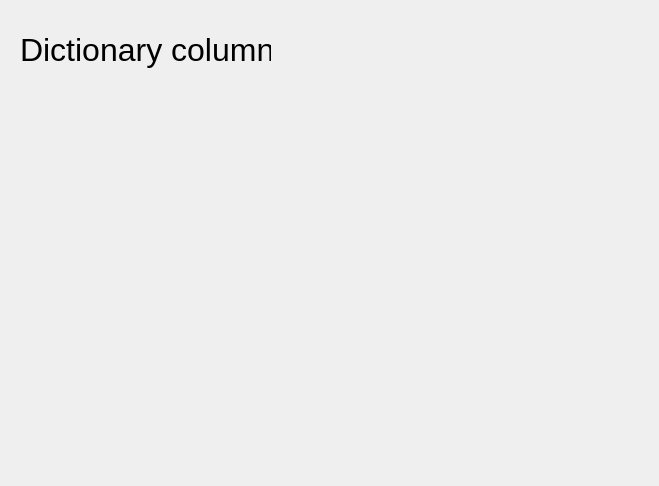
The window that GUI/gui_qt/wizard_page_5.ui (dmitry-pedchenko/Designer_Etl) describes before a commit, drawn with Qt 5.
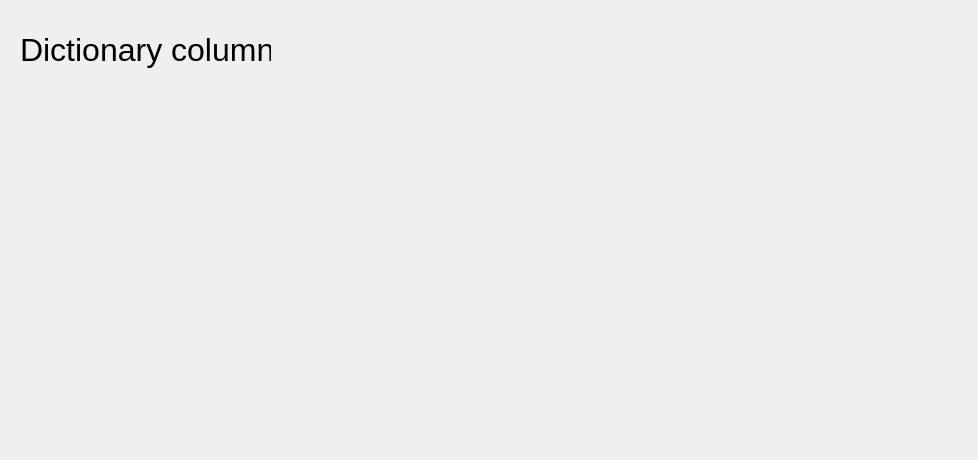
The same window after the commit.

Diff of the .ui file:
```diff
--- a/GUI/gui_qt/wizard_page_5.ui
+++ b/GUI/gui_qt/wizard_page_5.ui
@@ -6,8 +6,8 @@
    <rect>
     <x>0</x>
     <y>0</y>
-    <width>659</width>
-    <height>486</height>
+    <width>978</width>
+    <height>460</height>
    </rect>
   </property>
   <property name="windowTitle">
@@ -30,8 +30,8 @@
    <property name="geometry">
     <rect>
      <x>20</x>
-     <y>90</y>
-     <width>621</width>
+     <y>70</y>
+     <width>941</width>
      <height>371</height>
     </rect>
    </property>
```
